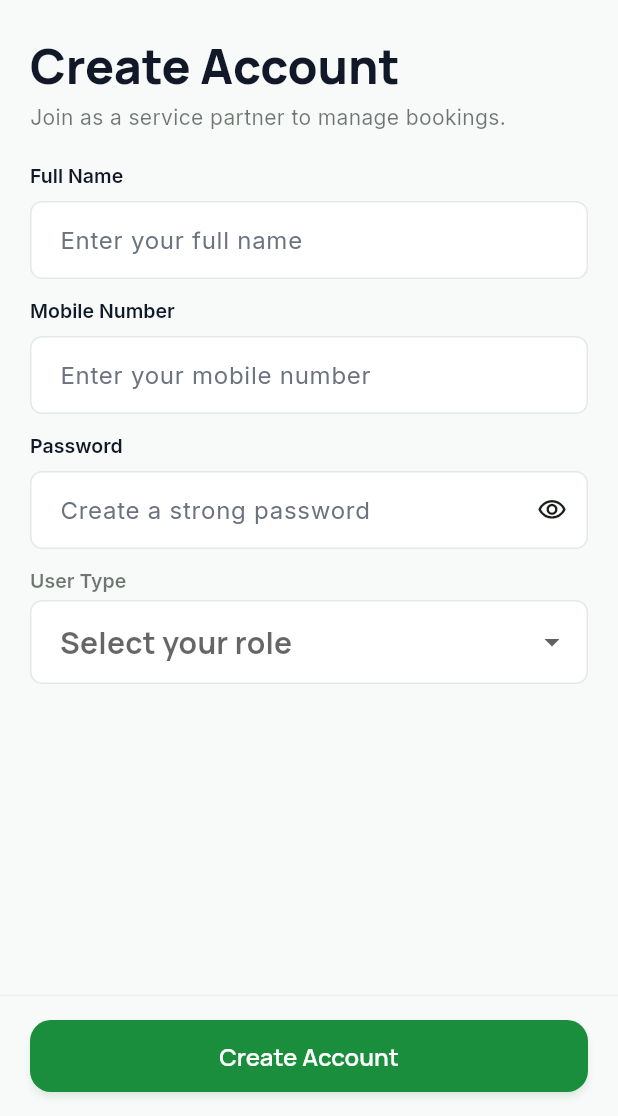
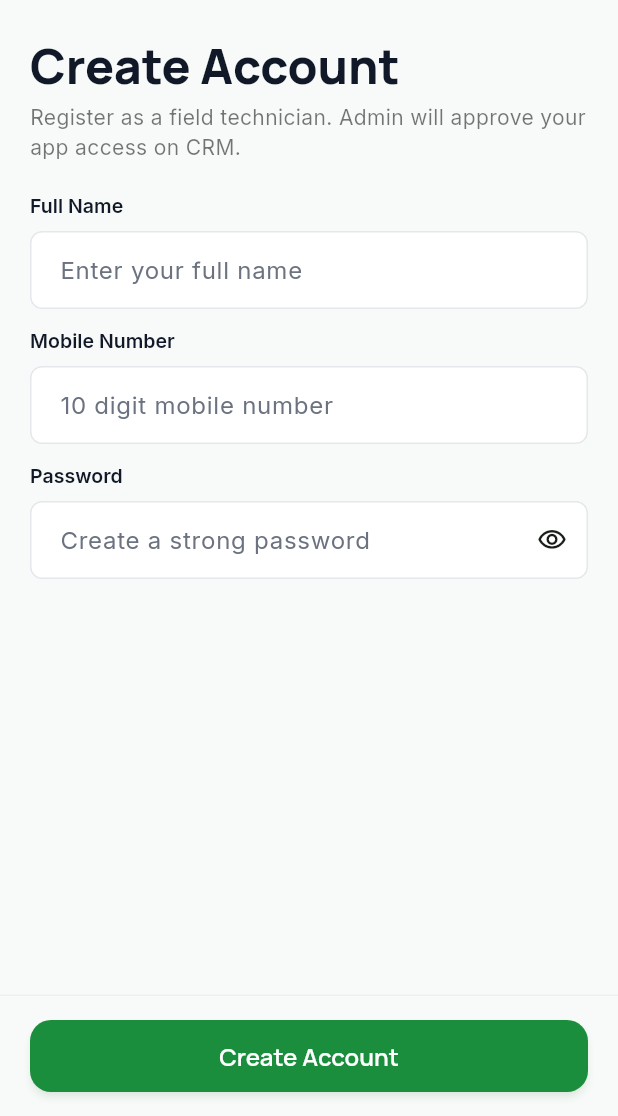
Before and after one commit to Adnanshaikh40605/pest-99-partner-app, a Flutter app: the screen it shows after launch, after a tap on "Create partner account", on a phone screen of 412 x 824 dp, the part 120-1236 px from its top. Run offline on Flutter 3.47's test engine with Material 3 defaults, Android fonts, the phone set to English and light mode, and no system bars; our stand-ins replace go_router, google_fonts, image_picker, shared_preferences; network calls fail.

Commit message:
fix: partner JWT sessions, approval gate, register, refer client, and profile
Co-authored-by: Cursor <cursoragent@cursor.com>

```diff
--- a/lib/config/api_config.dart
+++ b/lib/config/api_config.dart
@@ -20,4 +20,5 @@ class ApiConfig {
   static String rejectBooking(int id) => '$partnerPrefix/bookings/$id/reject/';
   static String startBooking(int id) => '$partnerPrefix/bookings/$id/start/';
   static String completeBooking(int id) => '$partnerPrefix/bookings/$id/complete/';
+  static String get referClient => '$partnerPrefix/refer-client/';
 }
--- a/lib/core/routing/app_router.dart
+++ b/lib/core/routing/app_router.dart
@@ -3,6 +3,7 @@ import 'package:go_router/go_router.dart';
 
 import '../../features/accepted/accepted_screen.dart';
 import '../../features/auth/login_screen.dart';
+import '../../features/auth/pending_approval_screen.dart';
 import '../../features/auth/register_screen.dart';
 import '../../features/booking_detail/booking_detail_screen.dart';
 import '../../features/bookings/bookings_screen.dart';
@@ -34,6 +35,10 @@ class AppRouter {
         GoRoute(
           path: '/register',
           pageBuilder: (context, state) => _slidePage(state, const RegisterScreen()),
+        ),
+        GoRoute(
+          path: '/pending-approval',
+          pageBuilder: (context, state) => _slidePage(state, const PendingApprovalScreen()),
         ),
         StatefulShellRoute.indexedStack(
           builder: (context, state, navigationShell) {
@@ -110,7 +115,12 @@ class AppRouter {
       if (onAuth || onSplash) return null;
       return '/login';
     }
-    if (onAuth || onSplash) return '/bookings';
+    final onPending = path == '/pending-approval';
+    if (!_auth.appApproved) {
+      if (onPending || onAuth || onSplash) return null;
+      return '/pending-approval';
+    }
+    if (onAuth || onSplash || onPending) return '/bookings';
     return null;
   }
 }
--- a/lib/features/auth/login_screen.dart
+++ b/lib/features/auth/login_screen.dart
@@ -31,7 +31,8 @@ class _LoginScreenState extends State<LoginScreen> {
     final ok = await auth.login(_mobile.text.trim(), _password.text);
     if (!mounted) return;
     if (ok) {
-      context.go('/bookings');
+      final approved = context.read<AuthProvider>().appApproved;
+      context.go(approved ? '/bookings' : '/pending-approval');
     } else {
       ScaffoldMessenger.of(context).showSnackBar(
         SnackBar(content: Text(auth.error ?? 'Login failed')),
--- a/lib/features/auth/register_screen.dart
+++ b/lib/features/auth/register_screen.dart
@@ -1,16 +1,59 @@
 import 'package:flutter/material.dart';
 import 'package:go_router/go_router.dart';
+import 'package:provider/provider.dart';
 
 import '../../core/theme/app_spacing.dart';
+import '../../providers/auth_provider.dart';
 import '../../shared/widgets/app_text_field.dart';
 import '../../shared/widgets/pest_logo.dart';
 import '../../shared/widgets/primary_button.dart';
 
-class RegisterScreen extends StatelessWidget {
+class RegisterScreen extends StatefulWidget {
   const RegisterScreen({super.key});
 
   @override
+  State<RegisterScreen> createState() => _RegisterScreenState();
+}
+
+class _RegisterScreenState extends State<RegisterScreen> {
+  final _name = TextEditingController();
+  final _mobile = TextEditingController();
+  final _password = TextEditingController();
+
+  @override
+  void dispose() {
+    _name.dispose();
+    _mobile.dispose();
+    _password.dispose();
+    super.dispose();
+  }
+
+  Future<void> _submit() async {
+    final auth = context.read<AuthProvider>();
+    final ok = await auth.register(
+      fullName: _name.text.trim(),
+      mobile: _mobile.text.trim(),
+      password: _password.text,
+    );
+    if (!mounted) return;
+    if (ok) {
+      ScaffoldMessenger.of(context).showSnackBar(
+        const SnackBar(
+          content: Text('Registered! Wait for CRM approval, then log in.'),
+        ),
+      );
+      context.go('/login');
+    } else {
+      ScaffoldMessenger.of(context).showSnackBar(
+        SnackBar(content: Text(auth.error ?? 'Registration failed')),
+      );
+    }
+  }
+
+  @override
   Widget build(BuildContext context) {
+    final auth = context.watch<AuthProvider>();
+
     return Scaffold(
       body: SafeArea(
         child: Column(
@@ -31,34 +74,30 @@ class RegisterScreen extends StatelessWidget {
                     Text('Create Account', style: Theme.of(context).textTheme.headlineLarge),
                     const SizedBox(height: 4),
                     Text(
-                      'Join as a service partner to manage bookings.',
+                      'Register as a field technician. Admin will approve your app access on CRM.',
                       style: Theme.of(context).textTheme.bodyMedium?.copyWith(
                             color: Theme.of(context).colorScheme.onSurface.withValues(alpha: 0.6),
                           ),
                     ),
                     const SizedBox(height: AppSpacing.sectionGap),
-                    const AppTextField(label: 'Full Name', hint: 'Enter your full name'),
-                    const SizedBox(height: AppSpacing.elementGap),
-                    const AppTextField(
-                      label: 'Mobile Number',
-                      hint: 'Enter your mobile number',
-                      keyboardType: TextInputType.phone,
+                    AppTextField(
+                      label: 'Full Name',
+                      hint: 'Enter your full name',
+                      controller: _name,
                     ),
                     const SizedBox(height: AppSpacing.elementGap),
-                    const AppTextField(
+                    AppTextField(
+                      label: 'Mobile Number',
+                      hint: '10 digit mobile number',
+                      keyboardType: TextInputType.phone,
+                      controller: _mobile,
+                    ),
+                    const SizedBox(height: AppSpacing.elementGap),
+                    AppTextField(
                       label: 'Password',
                       hint: 'Create a strong password',
                       obscureText: true,
-                    ),
-                    const SizedBox(height: AppSpacing.elementGap),
-                    AppDropdownField<String>(
-                      label: 'User Type',
-                      hint: 'Select your role',
-                      items: const [
-                        DropdownMenuItem(value: 'technician', child: Text('Technician')),
-                        DropdownMenuItem(value: 'admin', child: Text('Technician Admin')),
-                      ],
-                      onChanged: (_) {},
+                      controller: _password,
                     ),
                   ],
                 ),
@@ -79,8 +118,8 @@ class RegisterScreen extends StatelessWidget {
           border: const Border(top: BorderSide(color: Color(0x80E4E7EC))),
         ),
         child: PrimaryButton(
-          label: 'Create Account',
-          onPressed: () => context.go('/login'),
+          label: auth.loading ? 'Creating…' : 'Create Account',
+          onPressed: auth.loading ? null : _submit,
         ),
       ),
     );
--- a/lib/features/splash/splash_screen.dart
+++ b/lib/features/splash/splash_screen.dart
@@ -2,7 +2,9 @@ import 'package:flutter/material.dart';
 import 'package:go_router/go_router.dart';
 import 'package:provider/provider.dart';
 
+import '../../core/api_client.dart';
 import '../../core/theme/app_colors.dart';
+import '../../services/profile_service.dart';
 import '../../core/theme/app_spacing.dart';
 import '../../providers/auth_provider.dart';
 import '../../shared/widgets/pest_logo.dart';
@@ -25,7 +27,22 @@ class _SplashScreenState extends State<SplashScreen> {
     final auth = context.read<AuthProvider>();
     if (!auth.ready) await auth.init();
     if (!mounted) return;
-    context.go(auth.loggedIn ? '/bookings' : '/login');
+    if (auth.loggedIn) {
+      try {
+        final data = await ProfileService(context.read<ApiClient>()).getProfile();
+        await auth.refreshApprovalFromProfile(data);
+      } catch (_) {
+        /* offline or expired */
+      }
+    }
+    if (!mounted) return;
+    if (!auth.loggedIn) {
+      context.go('/login');
+    } else if (!auth.appApproved) {
+      context.go('/pending-approval');
+    } else {
+      context.go('/bookings');
+    }
   }
 
   @override
```
Also changed, not shown: lib/core/api_client.dart (+14 -0 lines), lib/features/auth/pending_approval_screen.dart (added, +96 -0 lines), lib/features/referral/refer_client_screen.dart (+49 -11 lines), lib/providers/auth_provider.dart (+46 -1 lines), lib/services/auth_service.dart (+39 -1 lines), lib/services/profile_service.dart (added, +27 -0 lines).
